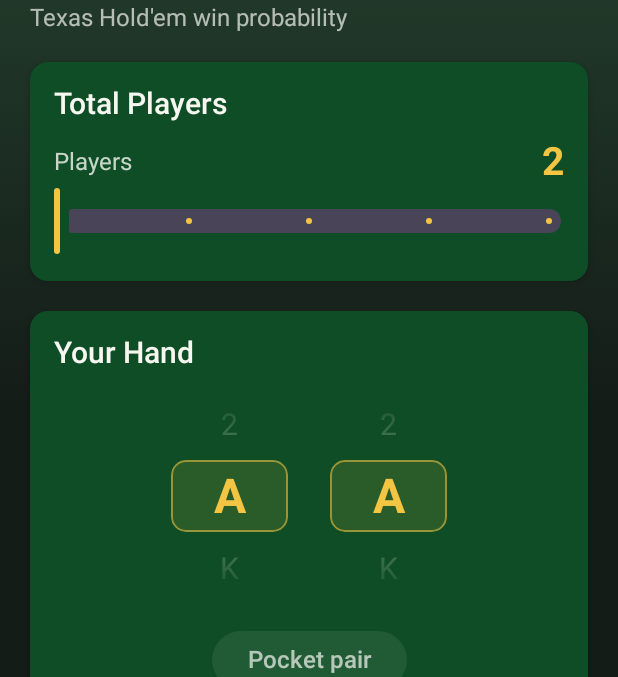
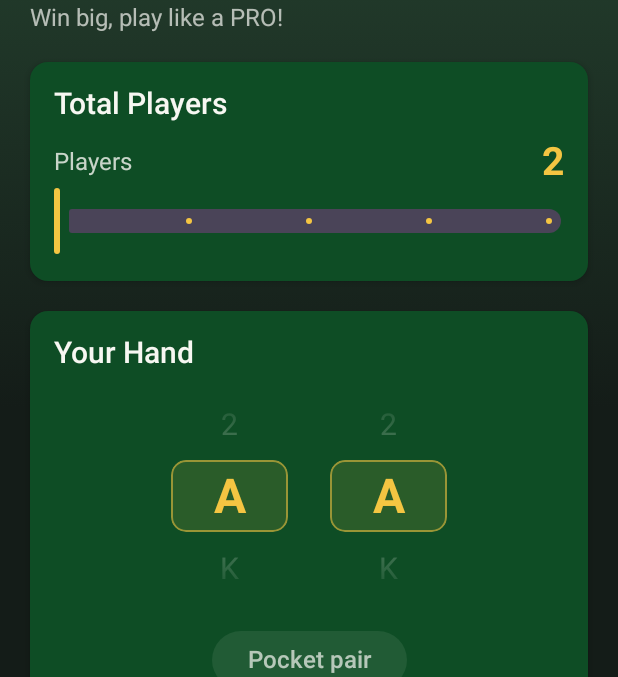
Before and after one commit to vtlinh/Poker-Stats, an Android app built with Jetpack Compose: the screen it shows after launch (MainActivity), on a phone screen of 412 x 824 dp, the part 111-788 px from its top. Run offline under Robolectric (Android 15) with nearby library versions, the phone set to English and light mode, and no system bars.

Commit message:
Fix status-bar overlap and match tagline to download page
Add statusBarsPadding() so the header is no longer hidden under the
notification/status bar in edge-to-edge mode, and update the in-app
subtitle to "Win big, play like a PRO!" to match the GitHub Pages
download page.

Co-Authored-By: Claude Opus 4.8 <noreply@anthropic.com>
Claude-Session: https://claude.ai/code/session_01D5xi7EShBRkmNiwZD8aWrQ

```diff
--- a/app/src/main/java/com/pokerstats/odds/ui/PokerScreen.kt
+++ b/app/src/main/java/com/pokerstats/odds/ui/PokerScreen.kt
@@ -16,6 +16,7 @@ import androidx.compose.foundation.layout.fillMaxWidth
 import androidx.compose.foundation.layout.height
 import androidx.compose.foundation.layout.padding
 import androidx.compose.foundation.layout.size
+import androidx.compose.foundation.layout.statusBarsPadding
 import androidx.compose.foundation.layout.width
 import androidx.compose.foundation.lazy.LazyColumn
 import androidx.compose.foundation.lazy.items
@@ -74,7 +75,7 @@ fun PokerScreen(viewModel: PokerViewModel = viewModel()) {
     LaunchedEffect(Unit) { viewModel.onStart() }
 
     Box(modifier = Modifier.fillMaxSize().background(ScreenBackground)) {
-        Column(modifier = Modifier.fillMaxSize()) {
+        Column(modifier = Modifier.fillMaxSize().statusBarsPadding()) {
             if (state.update.showBanner) {
                 UpdateBanner(
                     state = state.update,
@@ -379,7 +380,7 @@ private fun Header() {
         }
         Spacer(Modifier.height(4.dp))
         Text(
-            "Texas Hold'em win probability",
+            "Win big, play like a PRO!",
             style = MaterialTheme.typography.bodyLarge,
             color = MaterialTheme.colorScheme.onBackground.copy(alpha = 0.7f),
         )
```
